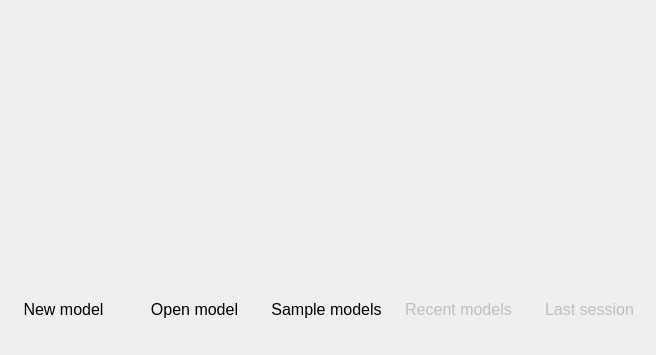
Above: libpgmodeler_ui/ui/centralwidget.ui from pgmodeler/pgmodeler before the change. Below: the same form after it.
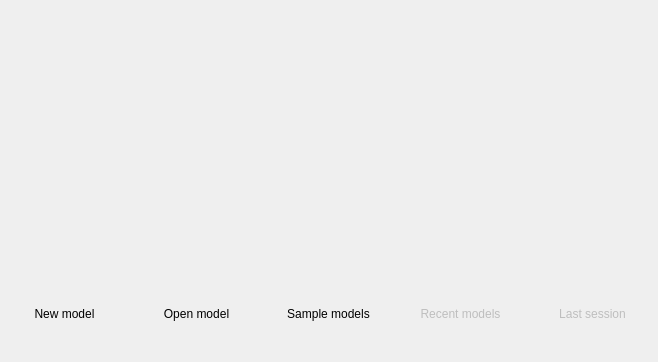
That is the form after the change. Icons and pictures are not drawn.

```diff
--- a/libpgmodeler_ui/ui/centralwidget.ui
+++ b/libpgmodeler_ui/ui/centralwidget.ui
@@ -6,8 +6,8 @@
    <rect>
     <x>0</x>
     <y>0</y>
-    <width>656</width>
-    <height>355</height>
+    <width>658</width>
+    <height>362</height>
    </rect>
   </property>
   <property name="sizePolicy">
@@ -86,7 +86,6 @@
          </property>
          <property name="font">
           <font>
-           <pointsize>12</pointsize>
            <weight>50</weight>
            <bold>false</bold>
           </font>
@@ -125,7 +124,6 @@
          </property>
          <property name="font">
           <font>
-           <pointsize>12</pointsize>
            <weight>50</weight>
            <bold>false</bold>
           </font>
@@ -167,7 +165,6 @@
          </property>
          <property name="font">
           <font>
-           <pointsize>12</pointsize>
            <weight>50</weight>
            <bold>false</bold>
           </font>
@@ -212,7 +209,6 @@
          </property>
          <property name="font">
           <font>
-           <pointsize>12</pointsize>
            <weight>50</weight>
            <bold>false</bold>
           </font>
@@ -257,7 +253,6 @@
          </property>
          <property name="font">
           <font>
-           <pointsize>12</pointsize>
            <weight>50</weight>
            <bold>false</bold>
            <stylestrategy>PreferAntialias</stylestrategy>
```
